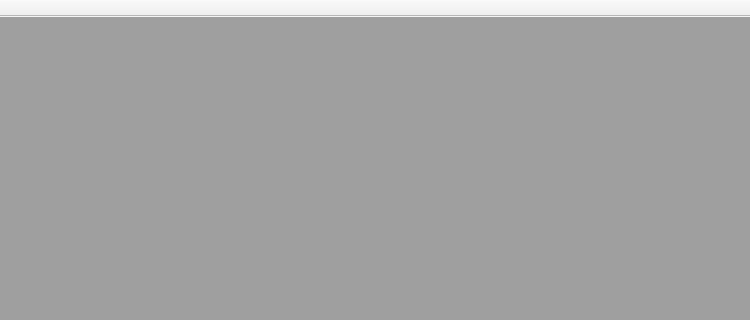
This is mudlet/prealpha1/mudlet/src/ui/main_window.ui in Mudlet/Mudlet as Qt 5 draws it before an edit; both pictures show x 0 to 750 and y 0 to 320 of the 750 by 502 pixel window. The edited form follows.
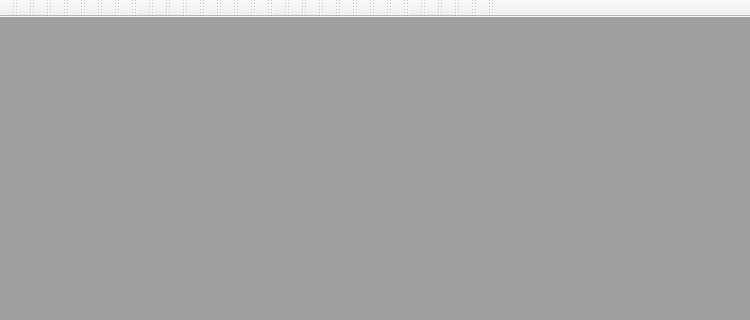
This is the edited form. Icons and pictures are not drawn.

The edit to the form file:
```diff
--- a/mudlet/prealpha1/mudlet/src/ui/main_window.ui
+++ b/mudlet/prealpha1/mudlet/src/ui/main_window.ui
@@ -103,7 +103,7 @@
     <rect>
      <x>0</x>
      <y>0</y>
-     <width>750</width>
+     <width>4</width>
      <height>14</height>
     </rect>
    </property>
@@ -150,6 +150,557 @@
     <bool>false</bool>
    </attribute>
   </widget>
+  <widget class="QToolBar" name="toolBar_2" >
+   <property name="geometry" >
+    <rect>
+     <x>4</x>
+     <y>0</y>
+     <width>14</width>
+     <height>14</height>
+    </rect>
+   </property>
+   <property name="windowTitle" >
+    <string>toolBar_2</string>
+   </property>
+   <attribute name="toolBarArea" >
+    <enum>TopToolBarArea</enum>
+   </attribute>
+   <attribute name="toolBarBreak" >
+    <bool>false</bool>
+   </attribute>
+  </widget>
+  <widget class="QToolBar" name="toolBar_3" >
+   <property name="geometry" >
+    <rect>
+     <x>18</x>
+     <y>0</y>
+     <width>14</width>
+     <height>14</height>
+    </rect>
+   </property>
+   <property name="windowTitle" >
+    <string>toolBar_3</string>
+   </property>
+   <attribute name="toolBarArea" >
+    <enum>TopToolBarArea</enum>
+   </attribute>
+   <attribute name="toolBarBreak" >
+    <bool>false</bool>
+   </attribute>
+  </widget>
+  <widget class="QToolBar" name="toolBar_4" >
+   <property name="geometry" >
+    <rect>
+     <x>32</x>
+     <y>0</y>
+     <width>14</width>
+     <height>14</height>
+    </rect>
+   </property>
+   <property name="windowTitle" >
+    <string>toolBar_4</string>
+   </property>
+   <attribute name="toolBarArea" >
+    <enum>TopToolBarArea</enum>
+   </attribute>
+   <attribute name="toolBarBreak" >
+    <bool>false</bool>
+   </attribute>
+  </widget>
+  <widget class="QToolBar" name="toolBar_5" >
+   <property name="geometry" >
+    <rect>
+     <x>46</x>
+     <y>0</y>
+     <width>14</width>
+     <height>14</height>
+    </rect>
+   </property>
+   <property name="windowTitle" >
+    <string>toolBar_5</string>
+   </property>
+   <attribute name="toolBarArea" >
+    <enum>TopToolBarArea</enum>
+   </attribute>
+   <attribute name="toolBarBreak" >
+    <bool>false</bool>
+   </attribute>
+  </widget>
+  <widget class="QToolBar" name="toolBar_6" >
+   <property name="geometry" >
+    <rect>
+     <x>60</x>
+     <y>0</y>
+     <width>14</width>
+     <height>14</height>
+    </rect>
+   </property>
+   <property name="windowTitle" >
+    <string>toolBar_6</string>
+   </property>
+   <attribute name="toolBarArea" >
+    <enum>TopToolBarArea</enum>
+   </attribute>
+   <attribute name="toolBarBreak" >
+    <bool>false</bool>
+   </attribute>
+  </widget>
+  <widget class="QToolBar" name="toolBar_7" >
+   <property name="geometry" >
+    <rect>
+     <x>74</x>
+     <y>0</y>
+     <width>14</width>
+     <height>14</height>
+    </rect>
+   </property>
+   <property name="windowTitle" >
+    <string>toolBar_7</string>
+   </property>
+   <attribute name="toolBarArea" >
+    <enum>TopToolBarArea</enum>
+   </attribute>
+   <attribute name="toolBarBreak" >
+    <bool>false</bool>
+   </attribute>
+  </widget>
+  <widget class="QToolBar" name="toolBar_8" >
+   <property name="geometry" >
+    <rect>
+     <x>88</x>
+     <y>0</y>
+     <width>14</width>
+     <height>14</height>
+    </rect>
+   </property>
+   <property name="windowTitle" >
+    <string>toolBar_8</string>
+   </property>
+   <attribute name="toolBarArea" >
+    <enum>TopToolBarArea</enum>
+   </attribute>
+   <attribute name="toolBarBreak" >
+    <bool>false</bool>
+   </attribute>
+  </widget>
+  <widget class="QToolBar" name="toolBar_9" >
+   <property name="geometry" >
+    <rect>
+     <x>102</x>
+     <y>0</y>
+     <width>14</width>
+     <height>14</height>
+    </rect>
+   </property>
+   <property name="windowTitle" >
+    <string>toolBar_9</string>
+   </property>
+   <attribute name="toolBarArea" >
+    <enum>TopToolBarArea</enum>
+   </attribute>
+   <attribute name="toolBarBreak" >
+    <bool>false</bool>
+   </attribute>
+  </widget>
+  <widget class="QToolBar" name="toolBar_10" >
+   <property name="geometry" >
+    <rect>
+     <x>116</x>
+     <y>0</y>
+     <width>14</width>
+     <height>14</height>
+    </rect>
+   </property>
+   <property name="windowTitle" >
+    <string>toolBar_10</string>
+   </property>
+   <attribute name="toolBarArea" >
+    <enum>TopToolBarArea</enum>
+   </attribute>
+   <attribute name="toolBarBreak" >
+    <bool>false</bool>
+   </attribute>
+  </widget>
+  <widget class="QToolBar" name="toolBar_11" >
+   <property name="geometry" >
+    <rect>
+     <x>130</x>
+     <y>0</y>
+     <width>14</width>
+     <height>14</height>
+    </rect>
+   </property>
+   <property name="windowTitle" >
+    <string>toolBar_11</string>
+   </property>
+   <attribute name="toolBarArea" >
+    <enum>TopToolBarArea</enum>
+   </attribute>
+   <attribute name="toolBarBreak" >
+    <bool>false</bool>
+   </attribute>
+  </widget>
+  <widget class="QToolBar" name="toolBar_12" >
+   <property name="geometry" >
+    <rect>
+     <x>144</x>
+     <y>0</y>
+     <width>14</width>
+     <height>14</height>
+    </rect>
+   </property>
+   <property name="windowTitle" >
+    <string>toolBar_12</string>
+   </property>
+   <attribute name="toolBarArea" >
+    <enum>TopToolBarArea</enum>
+   </attribute>
+   <attribute name="toolBarBreak" >
+    <bool>false</bool>
+   </attribute>
+  </widget>
+  <widget class="QToolBar" name="toolBar_13" >
+   <property name="geometry" >
+    <rect>
+     <x>158</x>
+     <y>0</y>
+     <width>14</width>
+     <height>14</height>
+    </rect>
+   </property>
+   <property name="windowTitle" >
+    <string>toolBar_13</string>
+   </property>
+   <attribute name="toolBarArea" >
+    <enum>TopToolBarArea</enum>
+   </attribute>
+   <attribute name="toolBarBreak" >
+    <bool>false</bool>
+   </attribute>
+  </widget>
+  <widget class="QToolBar" name="toolBar_14" >
+   <property name="geometry" >
+    <rect>
+     <x>172</x>
+     <y>0</y>
+     <width>14</width>
+     <height>14</height>
+    </rect>
+   </property>
+   <property name="windowTitle" >
+    <string>toolBar_14</string>
+   </property>
+   <attribute name="toolBarArea" >
+    <enum>TopToolBarArea</enum>
+   </attribute>
+   <attribute name="toolBarBreak" >
+    <bool>false</bool>
+   </attribute>
+  </widget>
+  <widget class="QToolBar" name="toolBar_15" >
+   <property name="geometry" >
+    <rect>
+     <x>186</x>
+     <y>0</y>
+     <width>14</width>
+     <height>14</height>
+    </rect>
+   </property>
+   <property name="windowTitle" >
+    <string>toolBar_15</string>
+   </property>
+   <attribute name="toolBarArea" >
+    <enum>TopToolBarArea</enum>
+   </attribute>
+   <attribute name="toolBarBreak" >
+    <bool>false</bool>
+   </attribute>
+  </widget>
+  <widget class="QToolBar" name="toolBar_16" >
+   <property name="geometry" >
+    <rect>
+     <x>200</x>
+     <y>0</y>
+     <width>14</width>
+     <height>14</height>
+    </rect>
+   </property>
+   <property name="windowTitle" >
+    <string>toolBar_16</string>
+   </property>
+   <attribute name="toolBarArea" >
+    <enum>TopToolBarArea</enum>
+   </attribute>
+   <attribute name="toolBarBreak" >
+    <bool>false</bool>
+   </attribute>
+  </widget>
+  <widget class="QToolBar" name="toolBar_17" >
+   <property name="geometry" >
+    <rect>
+     <x>214</x>
+     <y>0</y>
+     <width>14</width>
+     <height>14</height>
+    </rect>
+   </property>
+   <property name="windowTitle" >
+    <string>toolBar_17</string>
+   </property>
+   <attribute name="toolBarArea" >
+    <enum>TopToolBarArea</enum>
+   </attribute>
+   <attribute name="toolBarBreak" >
+    <bool>false</bool>
+   </attribute>
+  </widget>
+  <widget class="QToolBar" name="toolBar_18" >
+   <property name="geometry" >
+    <rect>
+     <x>228</x>
+     <y>0</y>
+     <width>14</width>
+     <height>14</height>
+    </rect>
+   </property>
+   <property name="windowTitle" >
+    <string>toolBar_18</string>
+   </property>
+   <attribute name="toolBarArea" >
+    <enum>TopToolBarArea</enum>
+   </attribute>
+   <attribute name="toolBarBreak" >
+    <bool>false</bool>
+   </attribute>
+  </widget>
+  <widget class="QToolBar" name="toolBar_19" >
+   <property name="geometry" >
+    <rect>
+     <x>242</x>
+     <y>0</y>
+     <width>14</width>
+     <height>14</height>
+    </rect>
+   </property>
+   <property name="windowTitle" >
+    <string>toolBar_19</string>
+   </property>
+   <attribute name="toolBarArea" >
+    <enum>TopToolBarArea</enum>
+   </attribute>
+   <attribute name="toolBarBreak" >
+    <bool>false</bool>
+   </attribute>
+  </widget>
+  <widget class="QToolBar" name="toolBar_20" >
+   <property name="geometry" >
+    <rect>
+     <x>256</x>
+     <y>0</y>
+     <width>14</width>
+     <height>14</height>
+    </rect>
+   </property>
+   <property name="windowTitle" >
+    <string>toolBar_20</string>
+   </property>
+   <attribute name="toolBarArea" >
+    <enum>TopToolBarArea</enum>
+   </attribute>
+   <attribute name="toolBarBreak" >
+    <bool>false</bool>
+   </attribute>
+  </widget>
+  <widget class="QToolBar" name="toolBar_21" >
+   <property name="geometry" >
+    <rect>
+     <x>270</x>
+     <y>0</y>
+     <width>14</width>
+     <height>14</height>
+    </rect>
+   </property>
+   <property name="windowTitle" >
+    <string>toolBar_21</string>
+   </property>
+   <attribute name="toolBarArea" >
+    <enum>TopToolBarArea</enum>
+   </attribute>
+   <attribute name="toolBarBreak" >
+    <bool>false</bool>
+   </attribute>
+  </widget>
+  <widget class="QToolBar" name="toolBar_22" >
+   <property name="geometry" >
+    <rect>
+     <x>284</x>
+     <y>0</y>
+     <width>14</width>
+     <height>14</height>
+    </rect>
+   </property>
+   <property name="windowTitle" >
+    <string>toolBar_22</string>
+   </property>
+   <attribute name="toolBarArea" >
+    <enum>TopToolBarArea</enum>
+   </attribute>
+   <attribute name="toolBarBreak" >
+    <bool>false</bool>
+   </attribute>
+  </widget>
+  <widget class="QToolBar" name="toolBar_23" >
+   <property name="geometry" >
+    <rect>
+     <x>298</x>
+     <y>0</y>
+     <width>14</width>
+     <height>14</height>
+    </rect>
+   </property>
+   <property name="windowTitle" >
+    <string>toolBar_23</string>
+   </property>
+   <attribute name="toolBarArea" >
+    <enum>TopToolBarArea</enum>
+   </attribute>
+   <attribute name="toolBarBreak" >
+    <bool>false</bool>
+   </attribute>
+  </widget>
+  <widget class="QToolBar" name="toolBar_24" >
+   <property name="geometry" >
+    <rect>
+     <x>312</x>
+     <y>0</y>
+     <width>14</width>
+     <height>14</height>
+    </rect>
+   </property>
+   <property name="windowTitle" >
+    <string>toolBar_24</string>
+   </property>
+   <attribute name="toolBarArea" >
+    <enum>TopToolBarArea</enum>
+   </attribute>
+   <attribute name="toolBarBreak" >
+    <bool>false</bool>
+   </attribute>
+  </widget>
+  <widget class="QToolBar" name="toolBar_25" >
+   <property name="geometry" >
+    <rect>
+     <x>326</x>
+     <y>0</y>
+     <width>14</width>
+     <height>14</height>
+    </rect>
+   </property>
+   <property name="windowTitle" >
+    <string>toolBar_25</string>
+   </property>
+   <attribute name="toolBarArea" >
+    <enum>TopToolBarArea</enum>
+   </attribute>
+   <attribute name="toolBarBreak" >
+    <bool>false</bool>
+   </attribute>
+  </widget>
+  <widget class="QToolBar" name="toolBar_26" >
+   <property name="geometry" >
+    <rect>
+     <x>340</x>
+     <y>0</y>
+     <width>14</width>
+     <height>14</height>
+    </rect>
+   </property>
+   <property name="windowTitle" >
+    <string>toolBar_26</string>
+   </property>
+   <attribute name="toolBarArea" >
+    <enum>TopToolBarArea</enum>
+   </attribute>
+   <attribute name="toolBarBreak" >
+    <bool>false</bool>
+   </attribute>
+  </widget>
+  <widget class="QToolBar" name="toolBar_27" >
+   <property name="geometry" >
+    <rect>
+     <x>354</x>
+     <y>0</y>
+     <width>14</width>
+     <height>14</height>
+    </rect>
+   </property>
+   <property name="windowTitle" >
+    <string>toolBar_27</string>
+   </property>
+   <attribute name="toolBarArea" >
+    <enum>TopToolBarArea</enum>
+   </attribute>
+   <attribute name="toolBarBreak" >
+    <bool>false</bool>
+   </attribute>
+  </widget>
+  <widget class="QToolBar" name="toolBar_28" >
+   <property name="geometry" >
+    <rect>
+     <x>368</x>
+     <y>0</y>
+     <width>14</width>
+     <height>14</height>
+    </rect>
+   </property>
+   <property name="windowTitle" >
+    <string>toolBar_28</string>
+   </property>
+   <attribute name="toolBarArea" >
+    <enum>TopToolBarArea</enum>
+   </attribute>
+   <attribute name="toolBarBreak" >
+    <bool>false</bool>
+   </attribute>
+  </widget>
+  <widget class="QToolBar" name="toolBar_29" >
+   <property name="geometry" >
+    <rect>
+     <x>382</x>
+     <y>0</y>
+     <width>14</width>
+     <height>14</height>
+    </rect>
+   </property>
+   <property name="windowTitle" >
+    <string>toolBar_29</string>
+   </property>
+   <attribute name="toolBarArea" >
+    <enum>TopToolBarArea</enum>
+   </attribute>
+   <attribute name="toolBarBreak" >
+    <bool>false</bool>
+   </attribute>
+  </widget>
+  <widget class="QToolBar" name="toolBar_30" >
+   <property name="geometry" >
+    <rect>
+     <x>396</x>
+     <y>0</y>
+     <width>354</width>
+     <height>14</height>
+    </rect>
+   </property>
+   <property name="windowTitle" >
+    <string>toolBar_30</string>
+   </property>
+   <attribute name="toolBarArea" >
+    <enum>TopToolBarArea</enum>
+   </attribute>
+   <attribute name="toolBarBreak" >
+    <bool>false</bool>
+   </attribute>
+  </widget>
   <action name="actionConnect" >
    <property name="icon" >
     <iconset resource="../mudlet_alpha.qrc" >
```
